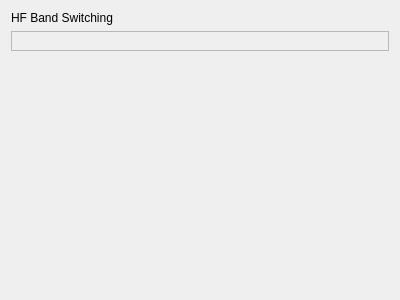
The window that mqt/MqtLogger/BandSwitchFrame.ui (Rsclub22/Minos2-Mirror) describes before a commit, drawn with Qt 5.
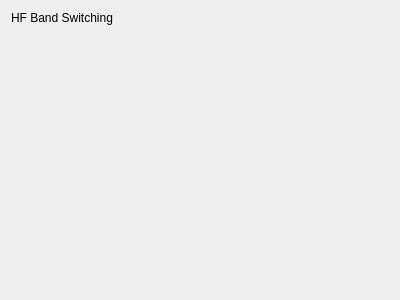
The same window after the commit.

Commit message: Remove lots of frame lines

Diff of the .ui file:
```diff
--- a/mqt/MqtLogger/BandSwitchFrame.ui
+++ b/mqt/MqtLogger/BandSwitchFrame.ui
@@ -24,10 +24,10 @@
    <item>
     <widget class="QFrame" name="bandSwitchButtomFrame">
      <property name="frameShape">
-      <enum>QFrame::StyledPanel</enum>
+      <enum>QFrame::NoFrame</enum>
      </property>
      <property name="frameShadow">
-      <enum>QFrame::Raised</enum>
+      <enum>QFrame::Plain</enum>
      </property>
      <layout class="QVBoxLayout" name="verticalLayout_2">
       <item>
```
The commit also changes 17 other files.
